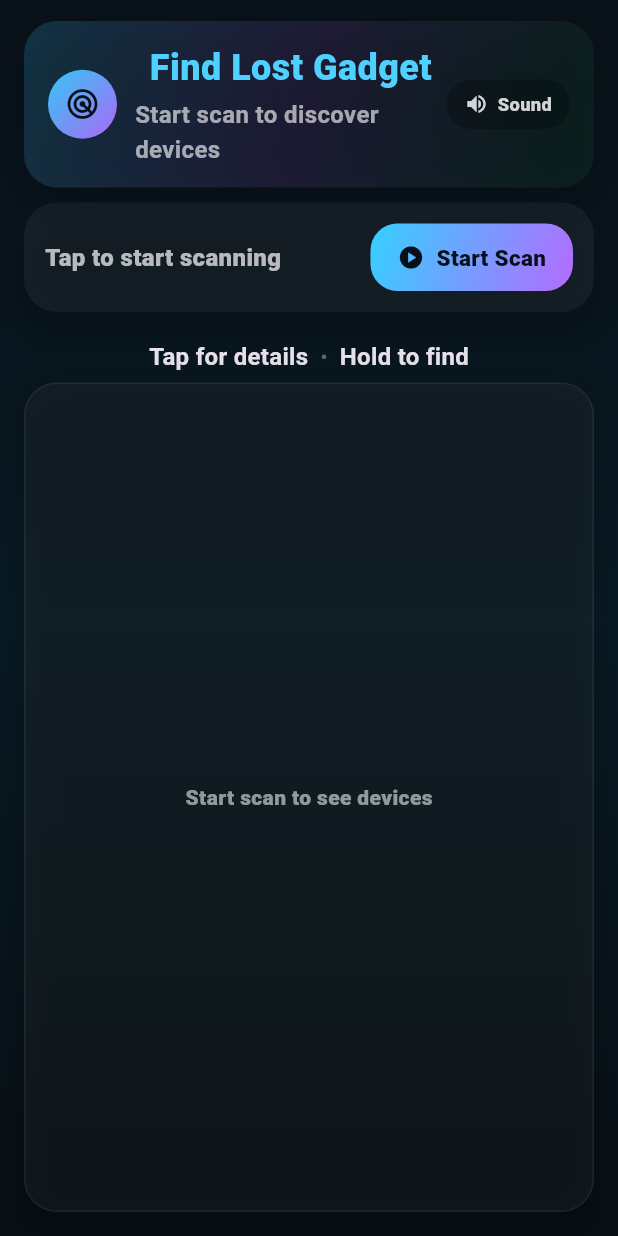
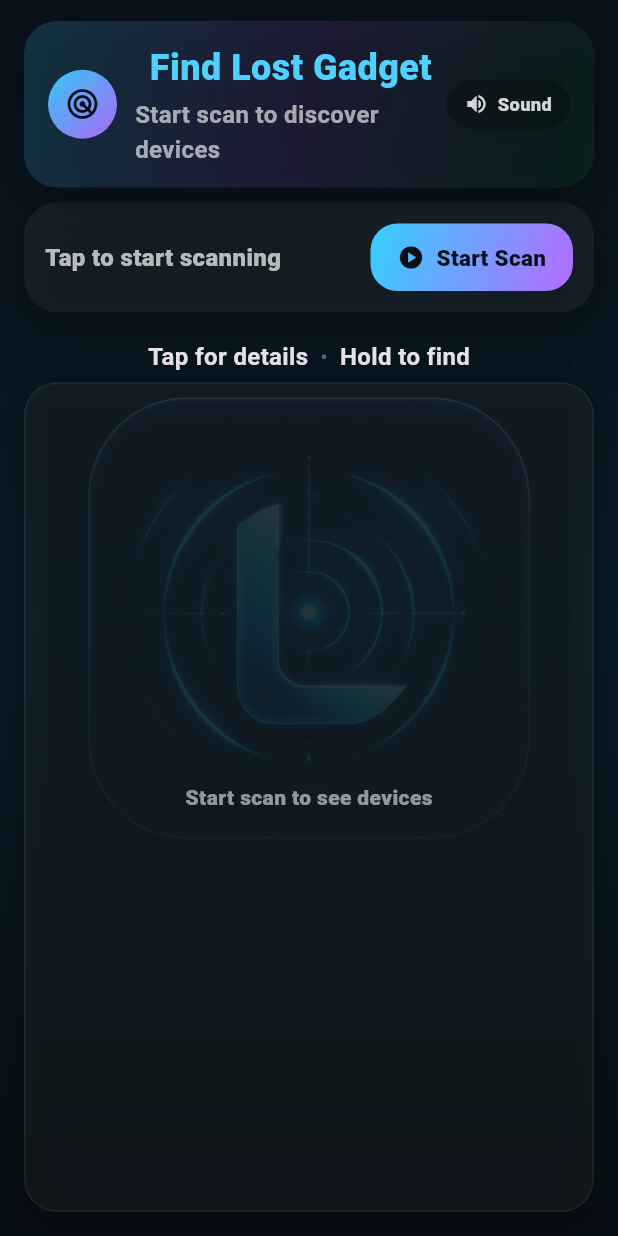
Before and after one commit to akinik456/BluetoothFinder, a Flutter app: the screen it shows after launch, after a tap on "GRANT PERMISSIONS", on a phone screen of 412 x 824 dp. Run offline on Flutter 3.47's test engine with Material 3 defaults, Android fonts, the phone set to English and light mode, and no system bars; our stand-ins replace audioplayers, flutter_blue_plus, permission_handler, shared_preferences.

Commit message:
feat: refactor architecture and add premium ghost logo background

```diff
--- a/lib/pages/home_page.dart
+++ b/lib/pages/home_page.dart
@@ -568,7 +568,7 @@ for (final id in visibleIds) {
 return Scaffold(
   body: Stack(
     children: [
-          // Background
+      // 1. KATMAN: Arka Plan Gradient
       Positioned.fill(
         child: Container(
           decoration: const BoxDecoration(
@@ -585,7 +585,26 @@ for (final id in visibleIds) {
         ),
       ),
 
-          // Ambient radar background while scanning
+      // 2. KATMAN: App Icon (Logo) Arka Planı
+      // Radar efektinin hemen arkasında, çok hafif şeffaflıkla
+      Positioned.fill(
+        child: Center(
+          child: Opacity(
+  // 0.05 - 0.20 arası senin ekranına göre ayarla
+  // 0.15 genellikle "premium" bir derinlik verir
+  opacity: 0.15,
+  child: Image.asset(
+    'assets/app_icon.png',
+    // Ekranın %85'ini kaplasın ki heybetli dursun
+    width: MediaQuery.of(context).size.width * 0.85,
+    fit: BoxFit.contain,
+    // RENK FİLTRESİNİ SİLDİK, ARTIK SAF HALİYLE GELİYOR
+  ),
+),
+        ),
+      ),
+
+      // 3. KATMAN: Ambient radar background while scanning
       Positioned.fill(
         child: IgnorePointer(
           child: AnimatedOpacity(
@@ -598,6 +617,7 @@ for (final id in visibleIds) {
                   painter: FullScreenRadarPainter(
                     sweepT: _sweepCtrl.value,
                     pulseT: _pulseCtrl.value,
+                    label: '', // Boş label
                   ),
                 );
               },
@@ -606,10 +626,11 @@ for (final id in visibleIds) {
         ),
       ),
 
+      // 4. KATMAN: Ana İçerik
       SafeArea(
         child: Column(
           children: [
-                // Header (playful)
+            // Header
             Padding(
               padding: const EdgeInsets.fromLTRB(16, 14, 16, 10),
               child: HeaderPlayful(
@@ -618,7 +639,7 @@ for (final id in visibleIds) {
               ),
             ),
 
-                // Big primary scan button panel
+            // Scan Button Panel
             Padding(
               padding: const EdgeInsets.fromLTRB(16, 0, 16, 12),
               child: ScanPanelPlayful(
@@ -626,51 +647,27 @@ for (final id in visibleIds) {
                 onToggle: _toggleScan,
               ),
             ),
+
             const SizedBox(height: 6),
 
+            // Info Row
             Padding(
               padding: const EdgeInsets.symmetric(horizontal: 16),
               child: Row(
                 mainAxisAlignment: MainAxisAlignment.center,
                 children: [
-      Text(
-        "Tap for details",
-        maxLines: 1,
-  overflow: TextOverflow.ellipsis,
-  style: const TextStyle(
-    fontSize: 16,
-    fontWeight: FontWeight.w600,
-    letterSpacing: 0.2,
-        ),
-      ),
+                  const Text("Tap for details", style: TextStyle(fontSize: 16, fontWeight: FontWeight.w600)),
                   const SizedBox(width: 8),
-      Text(
-        "•",
-        style: TextStyle(
-          color: Colors.white.withValues(alpha: 0.35),
-        ),
-      ),
+                  Text("•", style: TextStyle(color: Colors.white.withValues(alpha: 0.35))),
                   const SizedBox(width: 8),
-      Text(
-        "Hold to find",
-        maxLines: 1,
-  overflow: TextOverflow.ellipsis,
-  style: const TextStyle(
-    fontSize: 16,
-    fontWeight: FontWeight.w600,
-    letterSpacing: 0.2,
-        ),
-      ),
+                  const Text("Hold to find", style: TextStyle(fontSize: 16, fontWeight: FontWeight.w600)),
                 ],
               ),
             ),
 
+            const SizedBox(height: 6),
 
-
-
-
-  const SizedBox(height: 6),
-// Device list
+            // Device List
             Expanded(
               child: Padding(
                 padding: const EdgeInsets.fromLTRB(16, 0, 16, 16),
@@ -699,5 +696,6 @@ Expanded(
     ],
   ),
 );
+
   }
 }
--- a/lib/widgets/radar_painter.dart
+++ b/lib/widgets/radar_painter.dart
@@ -10,11 +10,17 @@ import 'package:flutter/material.dart';
 // - Sweep stays VERY faint (alpha 0.05)
 
 class FullScreenRadarPainter extends CustomPainter {
-  final double sweepT; // 0..1
-  final double pulseT; // 0..1
+  final double sweepT;
+  final double pulseT;
+  final int? rssi;
+  final String? label; // Buraya label ekledik
 
-  FullScreenRadarPainter({required this.sweepT, required this.pulseT});
-
+  FullScreenRadarPainter({
+    required this.sweepT,
+    required this.pulseT,
+    this.rssi,
+    this.label, // Buraya da ekledik
+  });
   @override
   void paint(Canvas canvas, Size size) {
     final c = Offset(size.width * 0.5, size.height * 0.42);
--- a/pubspec.yaml
+++ b/pubspec.yaml
@@ -72,6 +72,7 @@ flutter:
   #   - images/a_dot_ham.jpeg
   assets:
     - assets/beep.wav
+    - assets/app_icon.png
 
 flutter_launcher_icons:
   android: "launcher_icon"
```
Also changed, not shown: lib/pages/find_mode_page.dart (+33 -45 lines), assets/app_icon.png (added). Lines whose indentation alone changed are shown as unchanged.
